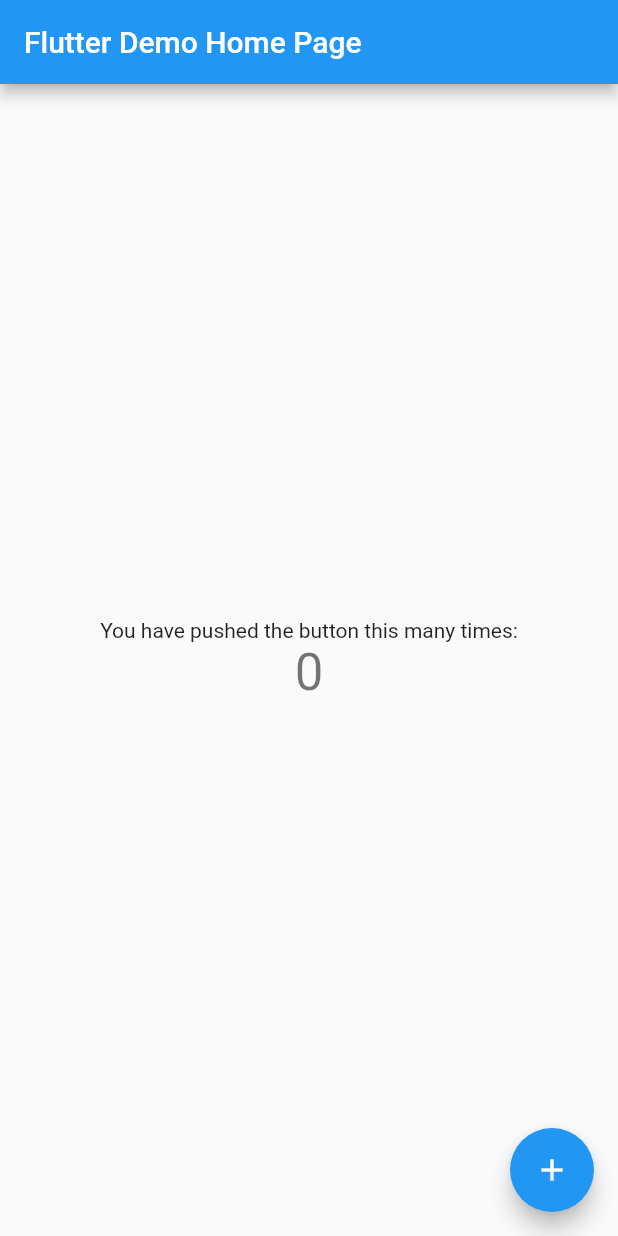
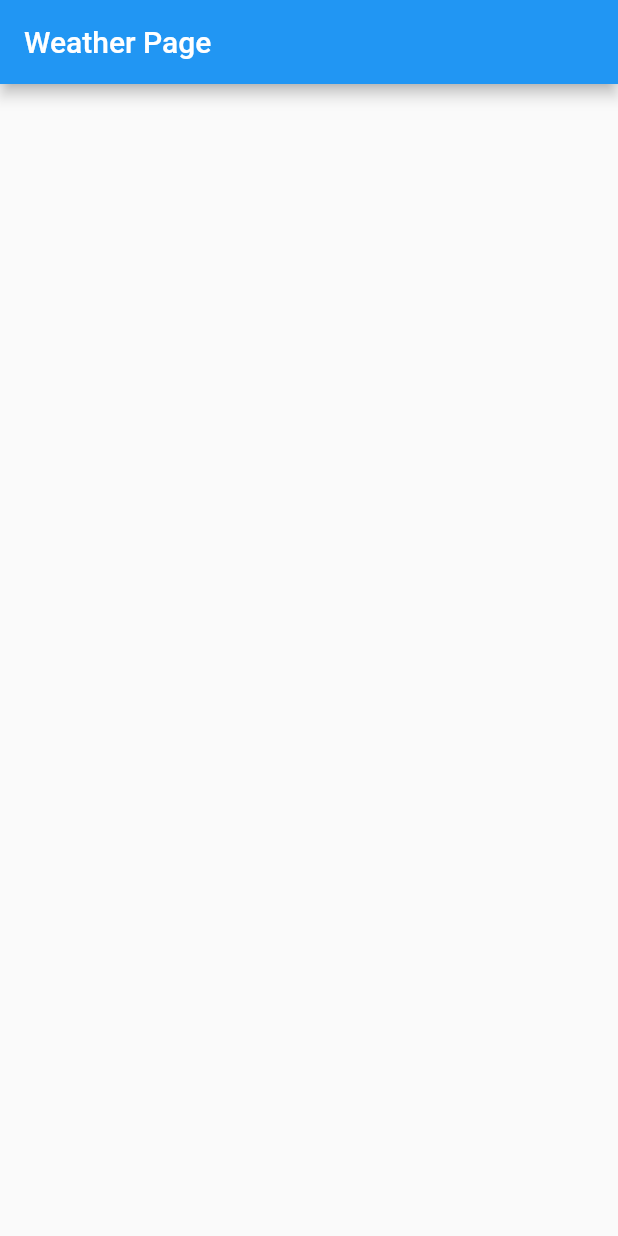
Before and after one commit to glls/MyWeather, a Flutter app: the screen it shows after launch, on a phone screen of 412 x 824 dp. Run offline on Flutter 3.47's test engine with Material 2 defaults, Android fonts, the phone set to English and light mode, and no system bars.

Commit message:
adding weather app specific code and assets

```diff
--- a/lib/main.dart
+++ b/lib/main.dart
@@ -1,4 +1,5 @@
 import 'package:flutter/material.dart';
+import 'package:my_weather_app/ui/MyHomePage.dart';
 
 void main() => runApp(MyApp());
 
@@ -20,92 +21,7 @@ class MyApp extends StatelessWidget {
         // is not restarted.
         primarySwatch: Colors.blue,
       ),
-      home: MyHomePage(title: 'Flutter Demo Home Page'),
+      home: MyHomePage(title: 'Weather Page'),
     );
   }
 }
-
-class MyHomePage extends StatefulWidget {
-  MyHomePage({Key key, this.title}) : super(key: key);
-
-  // This widget is the home page of your application. It is stateful, meaning
-  // that it has a State object (defined below) that contains fields that affect
-  // how it looks.
-
-  // This class is the configuration for the state. It holds the values (in this
-  // case the title) provided by the parent (in this case the App widget) and
-  // used by the build method of the State. Fields in a Widget subclass are
-  // always marked "final".
-
-  final String title;
-
-  @override
-  _MyHomePageState createState() => _MyHomePageState();
-}
-
-class _MyHomePageState extends State<MyHomePage> {
-  int _counter = 0;
-
-  void _incrementCounter() {
-    setState(() {
-      // This call to setState tells the Flutter framework that something has
-      // changed in this State, which causes it to rerun the build method below
-      // so that the display can reflect the updated values. If we changed
-      // _counter without calling setState(), then the build method would not be
-      // called again, and so nothing would appear to happen.
-      _counter++;
-    });
-  }
-
-  @override
-  Widget build(BuildContext context) {
-    // This method is rerun every time setState is called, for instance as done
-    // by the _incrementCounter method above.
-    //
-    // The Flutter framework has been optimized to make rerunning build methods
-    // fast, so that you can just rebuild anything that needs updating rather
-    // than having to individually change instances of widgets.
-    return Scaffold(
-      appBar: AppBar(
-        // Here we take the value from the MyHomePage object that was created by
-        // the App.build method, and use it to set our appbar title.
-        title: Text(widget.title),
-      ),
-      body: Center(
-        // Center is a layout widget. It takes a single child and positions it
-        // in the middle of the parent.
-        child: Column(
-          // Column is also layout widget. It takes a list of children and
-          // arranges them vertically. By default, it sizes itself to fit its
-          // children horizontally, and tries to be as tall as its parent.
-          //
-          // Invoke "debug painting" (press "p" in the console, choose the
-          // "Toggle Debug Paint" action from the Flutter Inspector in Android
-          // Studio, or the "Toggle Debug Paint" command in Visual Studio Code)
-          // to see the wireframe for each widget.
-          //
-          // Column has various properties to control how it sizes itself and
-          // how it positions its children. Here we use mainAxisAlignment to
-          // center the children vertically; the main axis here is the vertical
-          // axis because Columns are vertical (the cross axis would be
-          // horizontal).
-          mainAxisAlignment: MainAxisAlignment.center,
-          children: <Widget>[
-            Text(
-              'You have pushed the button this many times:',
-            ),
-            Text(
-              '$_counter',
-              style: Theme.of(context).textTheme.display1,
-            ),
-          ],
-        ),
-      ),
-      floatingActionButton: FloatingActionButton(
-        onPressed: _incrementCounter,
-        tooltip: 'Increment',
-        child: Icon(Icons.add),
-      ), // This trailing comma makes auto-formatting nicer for build methods.
-    );
-  }
-}
--- /dev/null
+++ b/lib/ui/MyHomePage.dart
@@ -0,0 +1,43 @@
+import 'package:flutter/material.dart';
+import 'package:my_weather_app/ui/Weather.dart';
+
+class MyHomePage extends StatefulWidget {
+  MyHomePage({Key key, this.title}) : super(key: key);
+
+  // This widget is the home page of your application. It is stateful, meaning
+  // that it has a State object (defined below) that contains fields that affect
+  // how it looks.
+
+  // This class is the configuration for the state. It holds the values (in this
+  // case the title) provided by the parent (in this case the App widget) and
+  // used by the build method of the State. Fields in a Widget subclass are
+  // always marked "final".
+
+  final String title;
+
+  @override
+  _MyHomePageState createState() => _MyHomePageState();
+}
+
+
+class _MyHomePageState extends State<MyHomePage> {
+
+  @override
+  Widget build(BuildContext context) {
+    // This method is rerun every time setState is called, for instance as done
+    // by the _incrementCounter method above.
+    //
+    // The Flutter framework has been optimized to make rerunning build methods
+    // fast, so that you can just rebuild anything that needs updating rather
+    // than having to individually change instances of widgets.
+    return Scaffold(
+        appBar: AppBar(
+          // Here we take the value from the MyHomePage object that was created by
+          // the App.build method, and use it to set our appbar title.
+          title: Text(widget.title),
+        ),
+        body
+        : Weather()// This trailing comma makes auto-formatting nicer for build methods.
+    );
+  }
+}
--- /dev/null
+++ b/lib/ui/Weather.dart
@@ -0,0 +1,18 @@
+import 'package:flutter/material.dart';
+import 'package:intl/intl.dart';
+
+class Weather extends StatelessWidget {
+  @override
+  Widget build(BuildContext context) {
+    return Container(
+      padding: const EdgeInsets.all(60.0),
+      child: Column(
+        crossAxisAlignment: CrossAxisAlignment.start,
+        children: <Widget>[
+
+        ],
+      ),
+    );
+  }
+
+}
--- a/pubspec.yaml
+++ b/pubspec.yaml
@@ -23,6 +23,7 @@ dependencies:
   # The following adds the Cupertino Icons font to your application.
   # Use with the CupertinoIcons class for iOS style icons.
   cupertino_icons: ^0.1.2
+  intl: ^0.15.7
 
 dev_dependencies:
   flutter_test:
@@ -39,6 +40,8 @@ flutter:
   # included with your application, so that you can use the icons in
   # the material Icons class.
   uses-material-design: true
+  assets:
+    - assets/img/cloudy.png
 
   # To add assets to your application, add an assets section, like this:
   # assets:
```
Also changed, not shown: assets/img/cloudy.png (added), pubspec.lock.
